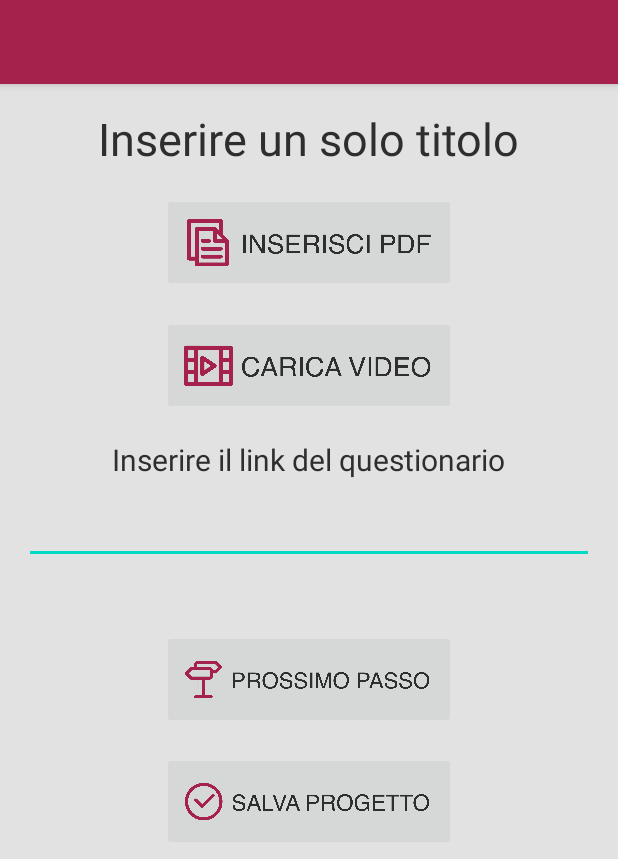
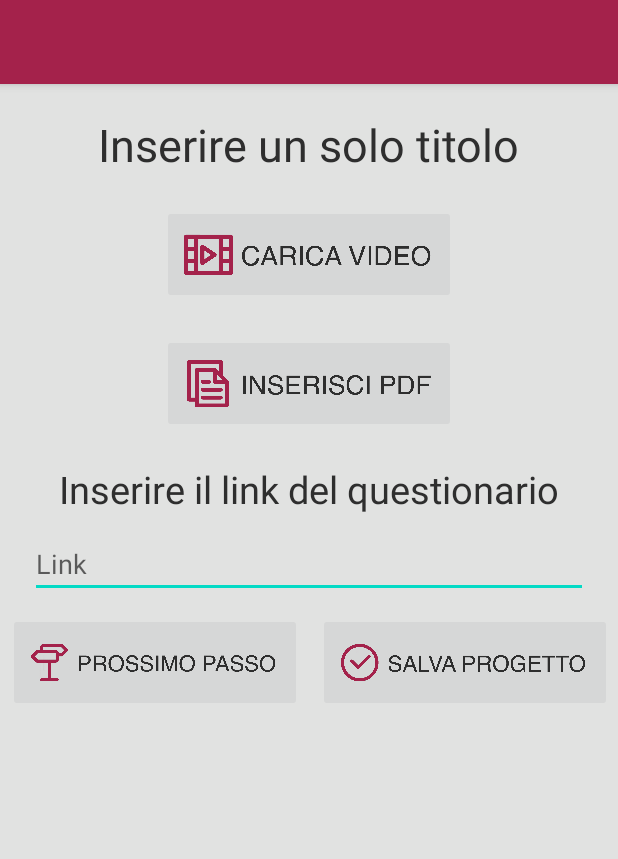
Before and after one commit to Zetlark28/BICAP-Project, an Android app: the screen it shows after launch (DettaglioQuestionario), on a phone screen of 412 x 824 dp. Shown: the top 859 px of the screen. Run offline under Robolectric (Android 15) with nearby library versions, the phone set to English and light mode, and no system bars.

Commit message:
Fix Generale

```diff
--- a/app/src/main/AndroidManifest.xml
+++ b/app/src/main/AndroidManifest.xml
@@ -24,7 +24,7 @@
         <activity android:name=".MainActivity" />
         <activity android:name=".LoginProfessore"/>
         <activity android:name=".SurveyWebview" />
-        <activity android:name=".Progetto" />
+        <activity android:name=".CreazioneProgetto"/>
         <activity android:name=".DettaglioQuestionario"/>
     </application>
 
--- a/app/src/main/java/it/unimib/bicap/LaunchScreen.java
+++ b/app/src/main/java/it/unimib/bicap/LaunchScreen.java
@@ -3,12 +3,8 @@ package it.unimib.bicap;
 import android.annotation.SuppressLint;
 import android.content.Intent;
 import android.content.pm.ActivityInfo;
-import android.os.Build;
 import android.os.Bundle;
 import android.os.Handler;
-import android.view.View;
-import android.view.WindowManager;
-import android.webkit.WebView;
 
 import androidx.appcompat.app.AppCompatActivity;
 
--- a/app/src/main/res/layout/activity_dettaglio_questionario.xml
+++ b/app/src/main/res/layout/activity_dettaglio_questionario.xml
@@ -9,92 +9,102 @@
 
     <include
         android:id="@+id/toolbar_main"
-        layout="@layout/toolbar_main"
+        layout="@layout/toolbar_main"/>
+
+    <ScrollView
         android:layout_width="match_parent"
-        android:layout_height="wrap_content" />
+        android:layout_height="wrap_content">
+
+        <LinearLayout
+            android:layout_width="match_parent"
+            android:layout_height="wrap_content"
+            android:orientation="vertical">
 
             <TextView
-        android:id="@+id/textView"
+                android:id="@+id/tvTitolo"
                 android:layout_width="wrap_content"
                 android:layout_height="wrap_content"
                 android:layout_gravity="center"
-        android:layout_marginTop="16dp"
+                android:layout_marginTop="20dp"
                 android:text="Inserire un solo titolo"
                 android:textColor="@color/scritta"
                 android:textSize="30sp" />
 
             <ImageButton
-        android:id="@+id/imageButton3"
+                android:id="@+id/imCaricaVideo"
                 android:layout_width="196dp"
                 android:layout_height="66dp"
-        android:layout_marginTop="16dp"
+                android:layout_gravity="center"
+                android:layout_marginTop="20dp"
+                android:adjustViewBounds="true"
+                android:scaleType="fitCenter"
+                app:srcCompat="@drawable/caricaunvideo"
+                tools:ignore="ContentDescription" />
+
+            <ImageButton
+                android:id="@+id/imInsertPdf"
+                android:layout_width="196dp"
+                android:layout_height="66dp"
+                android:layout_gravity="center"
+                android:layout_marginTop="20dp"
                 android:adjustViewBounds="true"
                 android:scaleType="fitCenter"
                 app:srcCompat="@drawable/inseriscipdf"
-        android:layout_gravity="center"/>
+                tools:ignore="ContentDescription" />
+
+            <TextView
+                android:id="@+id/tvLink"
+                android:layout_width="wrap_content"
+                android:layout_height="wrap_content"
+                android:layout_gravity="center"
+                android:layout_marginTop="20dp"
+                android:text="@string/link_questionario"
+                android:textColor="@color/scritta"
+                android:textSize="25sp" />
+
+            <EditText
+                android:id="@+id/etLink"
+                android:layout_width="match_parent"
+                android:layout_height="wrap_content"
+                android:layout_marginStart="20dp"
+                android:layout_marginTop="10dp"
+                android:layout_marginEnd="20dp"
+                android:hint="@string/link"
+                android:importantForAutofill="no"
+                android:inputType="text" />
+
+        </LinearLayout>
+    </ScrollView>
+
+    <LinearLayout
+        android:layout_width="match_parent"
+        android:layout_height="wrap_content"
+        android:orientation="horizontal"
+        android:layout_marginTop="10dp">
 
         <ImageButton
-        android:id="@+id/imageButton2"
+            android:id="@+id/imNextStep"
             android:layout_width="196dp"
             android:layout_height="66dp"
-        android:layout_marginTop="16dp"
-        android:adjustViewBounds="true"
-        android:scaleType="fitCenter"
-        app:srcCompat="@drawable/caricaunvideo"
-        android:layout_gravity="center"/>
-
-    <TextView
-        android:layout_width="wrap_content"
-        android:layout_height="wrap_content"
-        android:layout_marginTop="16dp"
-        android:text="Inserire il link del questionario"
-        android:textColor="@color/scritta"
-        android:textSize="20sp"
-        android:layout_gravity="center"/>
-
-    <com.google.android.material.textfield.TextInputLayout
-        android:layout_width="match_parent"
-        android:layout_height="wrap_content"
-        android:layout_gravity="center"
-        android:layout_marginStart="16dp"
-        android:layout_marginEnd="16dp">
-
-        <com.google.android.material.textfield.TextInputEditText
-            android:layout_width="match_parent"
-            android:layout_height="wrap_content" />
-    </com.google.android.material.textfield.TextInputLayout>
-
-    <androidx.constraintlayout.widget.ConstraintLayout
-        android:layout_width="match_parent"
-        android:layout_height="wrap_content">
-
-        <ImageButton
-            android:id="@+id/imageButton6"
-            android:layout_width="196dp"
-            android:layout_height="66dp"
-            android:layout_centerHorizontal="true"
+            android:layout_gravity="center_horizontal"
             android:adjustViewBounds="true"
             android:scaleType="fitCenter"
             android:src="@drawable/prossimopasso"
-            app:layout_constraintBottom_toBottomOf="parent"
-            app:layout_constraintEnd_toEndOf="parent"
-            app:layout_constraintHorizontal_bias="0.5"
-            app:layout_constraintStart_toStartOf="parent"
-            app:layout_constraintTop_toTopOf="parent"
-            app:layout_constraintVertical_bias="0.35" />
+            tools:ignore="ContentDescription"
+            android:layout_marginStart="5dp"
+            android:layout_marginEnd="5dp"/>
 
         <ImageButton
-            android:id="@+id/imageButton"
+            android:id="@+id/imSaveProject"
             android:layout_width="196dp"
             android:layout_height="66dp"
-            android:layout_marginTop="15dp"
+            android:layout_gravity="center_horizontal"
             android:adjustViewBounds="true"
             android:scaleType="fitCenter"
-            app:layout_constraintEnd_toEndOf="parent"
-            app:layout_constraintHorizontal_bias="0.5"
-            app:layout_constraintStart_toStartOf="parent"
-            app:layout_constraintTop_toBottomOf="@+id/imageButton6"
-            app:srcCompat="@drawable/salvaprogetto" />
+            app:srcCompat="@drawable/salvaprogetto"
+            tools:ignore="ContentDescription"
+            android:layout_marginStart="5dp"
+            android:layout_marginEnd="5dp"/>
+    </LinearLayout>
 
-    </androidx.constraintlayout.widget.ConstraintLayout>
 </LinearLayout>
--- a/app/src/main/res/values/strings.xml
+++ b/app/src/main/res/values/strings.xml
@@ -3,5 +3,11 @@
     <string name="email">Email</string>
     <string name="accedi">Accedi</string>
     <string name="password">Password</string>
-    <string name="nome_progetto">Nome progetto:</string>
+    <string name="nome_progetto">Nome</string>
+    <string name="autore">Autore</string>
+    <string name="descrizione">Descrizione</string>
+    <string name="link">Link</string>
+    <string name="link_questionario">Inserire il link del questionario</string>
+    <string name="requisiti">Requisiti</string>
+    <string name="numero_questionari">Numero Questionari</string>
 </resources>
```
Also changed, not shown: app/src/main/java/it/unimib/bicap/CreazioneProgetto.java (added, +65 -0 lines), app/src/main/java/it/unimib/bicap/Progetto.java (deleted, +0 -31 lines), app/src/main/res/layout/activity_creazione_progetto.xml (+73 -78 lines), app/src/main/res/layout/activity_presentazione_progetto.xml (added, +110 -0 lines), app/src/main/res/layout/activity_survey_utente.xml (deleted, +0 -147 lines), app/src/main/res/drawable-v24/inziaprogetto.png (added). Lines whose indentation alone changed are shown as unchanged.
